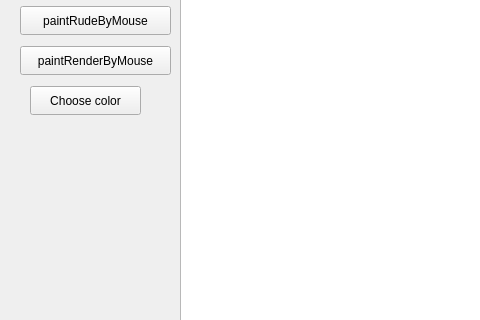
First picture: the form in GraphicEditor/mainwindow.ui, repository AngelaWinner/Educational-practice, before the edit; both pictures show x 0 to 480 and y 154 to 474 of the 1100 by 755 pixel window.
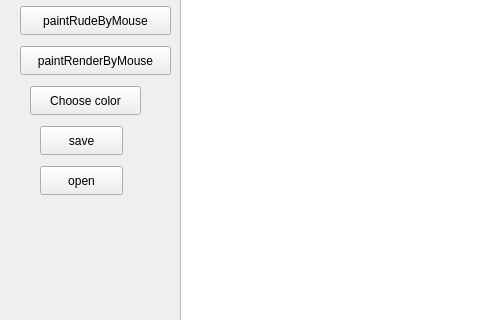
Second picture: the form after the edit.

```diff
--- a/GraphicEditor/mainwindow.ui
+++ b/GraphicEditor/mainwindow.ui
@@ -89,6 +89,32 @@
      <string>Choose color</string>
     </property>
    </widget>
+   <widget class="QPushButton" name="saveButton">
+    <property name="geometry">
+     <rect>
+      <x>40</x>
+      <y>280</y>
+      <width>83</width>
+      <height>29</height>
+     </rect>
+    </property>
+    <property name="text">
+     <string>save</string>
+    </property>
+   </widget>
+   <widget class="QPushButton" name="openButton">
+    <property name="geometry">
+     <rect>
+      <x>40</x>
+      <y>320</y>
+      <width>83</width>
+      <height>29</height>
+     </rect>
+    </property>
+    <property name="text">
+     <string>open</string>
+    </property>
+   </widget>
   </widget>
   <widget class="QMenuBar" name="menubar">
    <property name="geometry">
```
